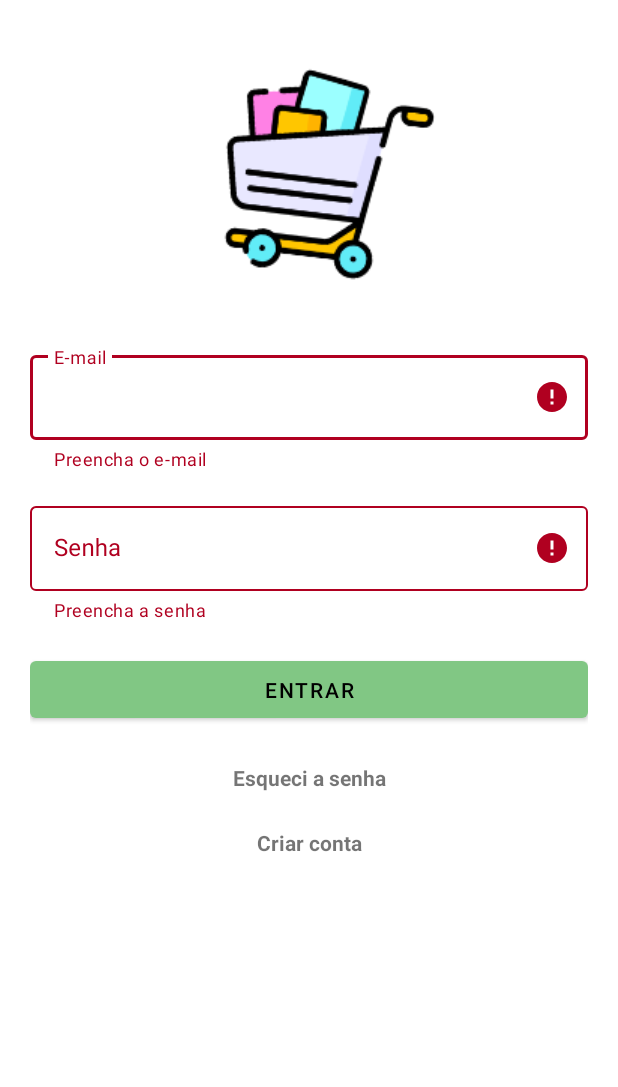
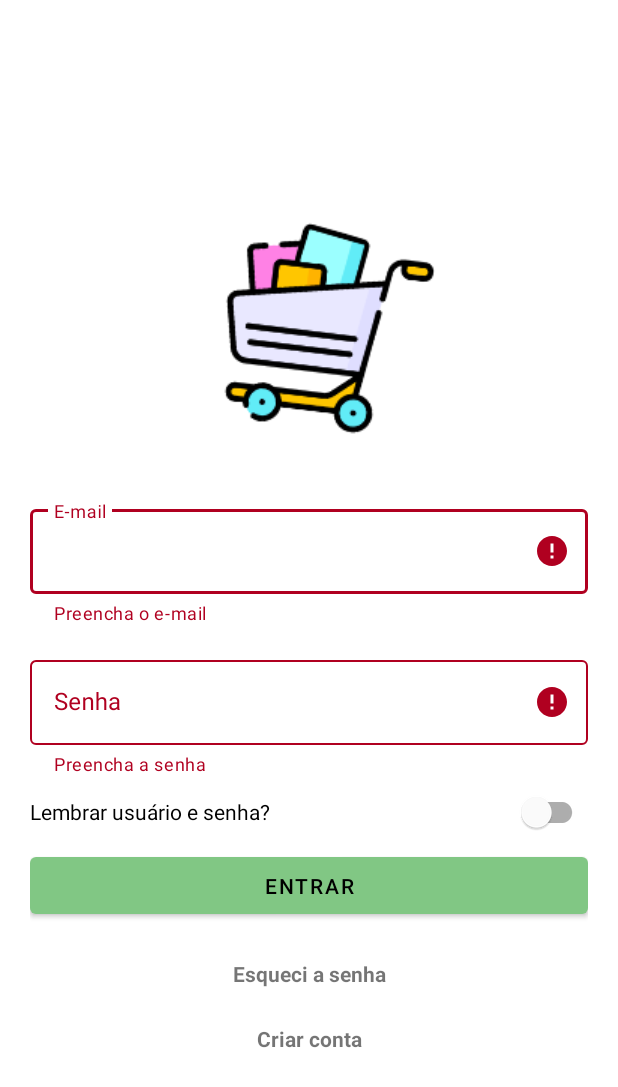
Before and after one commit to Rnnfranca/mais-barato-app, an Android app: the screen it shows after launch (MainActivity), after a tap on "ENTRAR", on a phone screen of 412 x 824 dp. Shown: the top 1087 px of the screen. Run offline under Robolectric (Android 15) with nearby library versions, the phone set to English and light mode, and no system bars; our stand-ins replace Dagger/Hilt's generated code, Firebase (no records; nobody signed in at launch, a user with empty details on screens opened directly), navigation-ui.

Commit message:
ajustes na toolbar e melhoria na tela de login

```diff
--- a/app/build.gradle
+++ b/app/build.gradle
@@ -97,4 +97,6 @@ dependencies {
     implementation "androidx.hilt:hilt-lifecycle-viewmodel:1.0.0-alpha03"
     kapt "androidx.hilt:hilt-compiler:1.0.0"
 
+
+    implementation "androidx.datastore:datastore-preferences:1.0.0"
 }
--- /dev/null
+++ b/app/src/main/java/com/example/maisbarato/model/LoginUsuario.kt
@@ -0,0 +1,6 @@
+package com.example.maisbarato.model
+
+data class LoginUsuario(
+    val email: String? = null,
+    val password: String? = null
+)
--- /dev/null
+++ b/app/src/main/java/com/example/maisbarato/repository/DataStoreRepository.kt
@@ -0,0 +1,65 @@
+package com.example.maisbarato.repository
+
+import android.content.Context
+import androidx.datastore.core.DataStore
+import androidx.datastore.preferences.core.Preferences
+import androidx.datastore.preferences.core.edit
+import androidx.datastore.preferences.preferencesDataStore
+import com.example.maisbarato.model.LoginUsuario
+import com.example.maisbarato.util.PREFERENCE_EMAIL_KEY
+import com.example.maisbarato.util.PREFERENCE_SENHA_KEY
+import com.example.maisbarato.util.PREFERENCE_SWITCH_STATUS_KEY
+import kotlinx.coroutines.flow.Flow
+import kotlinx.coroutines.flow.catch
+import kotlinx.coroutines.flow.map
+
+private val Context.dataStore: DataStore<Preferences> by preferencesDataStore(name = "mais_barato_app_preferences")
+
+
+class DataStoreRepository(private val context: Context) {
+
+    fun getLoginUsuario(): Flow<RepositoryResult<LoginUsuario>> =
+        context.dataStore.data.catch {
+            RepositoryResult.Error(
+                it.message.toString()
+            )
+        }.map { settings ->
+            RepositoryResult.Success(
+                LoginUsuario(
+                    settings[PREFERENCE_EMAIL_KEY],
+                    settings[PREFERENCE_SENHA_KEY]
+                )
+            )
+        }
+
+    suspend fun salvaLoginUsuario(email: String, senha: String) {
+        context.dataStore.edit { settings ->
+            settings[PREFERENCE_EMAIL_KEY] = email
+            settings[PREFERENCE_SENHA_KEY] = senha
+        }
+    }
+
+    suspend fun limpaLoginSalvo() {
+        context.dataStore.edit { settings ->
+            settings[PREFERENCE_EMAIL_KEY] = ""
+            settings[PREFERENCE_SENHA_KEY] = ""
+        }
+    }
+
+    suspend fun salvaSwitchLoginStatus(status: Boolean) {
+        context.dataStore.edit { settings ->
+            settings[PREFERENCE_SWITCH_STATUS_KEY] = status
+        }
+    }
+
+    fun getSwitchLoginStatus(): Flow<RepositoryResult<Boolean>> =
+        context.dataStore.data.catch {
+            RepositoryResult.Error(
+                it.message.toString()
+            )
+        }.map { settings ->
+            RepositoryResult.Success(
+                settings[PREFERENCE_SWITCH_STATUS_KEY] ?: false
+            )
+        }
+}
--- a/app/src/main/java/com/example/maisbarato/util/Constants.kt
+++ b/app/src/main/java/com/example/maisbarato/util/Constants.kt
@@ -1,3 +1,9 @@
 package com.example.maisbarato.util
 
+import androidx.datastore.preferences.core.booleanPreferencesKey
+import androidx.datastore.preferences.core.stringPreferencesKey
+
 const val OFERTA_COLLECTION = "oferta"
+val PREFERENCE_EMAIL_KEY = stringPreferencesKey("email_data_key")
+val PREFERENCE_SENHA_KEY = stringPreferencesKey("senha_data_key")
+val PREFERENCE_SWITCH_STATUS_KEY = booleanPreferencesKey("switch_status_key")
--- a/app/src/main/java/com/example/maisbarato/view/LoginFragment.kt
+++ b/app/src/main/java/com/example/maisbarato/view/LoginFragment.kt
@@ -5,10 +5,15 @@ import android.util.Log
 import android.view.LayoutInflater
 import android.view.View
 import android.view.ViewGroup
+import android.widget.Toast
+import android.widget.Toast.LENGTH_LONG
 import androidx.core.widget.doAfterTextChanged
 import androidx.fragment.app.Fragment
+import androidx.fragment.app.viewModels
 import androidx.navigation.fragment.findNavController
 import com.example.maisbarato.databinding.FragmentLoginBinding
+import com.example.maisbarato.util.StateViewResult
+import com.example.maisbarato.viewmodel.LoginViewModel
 import com.google.android.material.dialog.MaterialAlertDialogBuilder
 import com.google.firebase.auth.FirebaseAuth
 
@@ -17,14 +22,10 @@ class LoginFragment : Fragment() {
     private var _binding: FragmentLoginBinding? = null
     private val binding get() = _binding!!
 
+    private val viewModel: LoginViewModel by viewModels()
+
     private var auth: FirebaseAuth = FirebaseAuth.getInstance()
     private val TAG = "CadastroFragment"
-
-
-    override fun onCreate(savedInstanceState: Bundle?) {
-        super.onCreate(savedInstanceState)
-
-    }
 
     override fun onCreateView(
         inflater: LayoutInflater, container: ViewGroup?,
@@ -32,6 +33,11 @@ class LoginFragment : Fragment() {
     ): View {
         // Inflate the layout for this fragment
         _binding = FragmentLoginBinding.inflate(inflater, container, false)
+        viewModel.getLogin()
+        viewModel.getSwitchLoginStatus()
+
+        observers()
+
         return binding.root
     }
 
@@ -47,37 +53,25 @@ class LoginFragment : Fragment() {
 
         binding.btnEntrar.setOnClickListener {
 
-            binding.inputEmailLogin.error = if(binding.editTextEmailLogin.text.isNullOrEmpty()) {
+            val email = binding.editTextEmailLogin.text
+            val senha = binding.editTextSenhaLogin.text
+
+            binding.inputEmailLogin.error = if(email.isNullOrEmpty()) {
                 "Preencha o e-mail"
             } else {
                 null
             }
 
-            binding.inputSenhaLogin.error = if(binding.editTextSenhaLogin.text.isNullOrEmpty()) {
+            binding.inputSenhaLogin.error = if(senha.isNullOrEmpty()) {
                 "Preencha a senha"
             } else {
                 null
             }
 
-            if (!binding.editTextEmailLogin.text.isNullOrEmpty() && !binding.editTextSenhaLogin.text.isNullOrEmpty()) {
-                auth.signInWithEmailAndPassword(
-                    binding.editTextEmailLogin.text.toString(),
-                    binding.editTextSenhaLogin.text.toString()
-                ).addOnCompleteListener { task ->
-                    if (task.isSuccessful) {
-                        val actions = LoginFragmentDirections.actionLoginFragmentToListaOfertasFragment()
-                        findNavController().navigate(actions)
-                    } else {
-                        Log.w(TAG, "signInWithEmail:failure", task.exception)
-                        MaterialAlertDialogBuilder(requireContext())
-                            .setTitle("Falha na autenticação")
-                            .setMessage("Usuário e/ou senha inválido")
-                            .setNeutralButton("Ok") { dialog, which ->
+            if (!email.isNullOrEmpty() && !senha.isNullOrEmpty()) {
 
-                            }
-                            .show()
-                    }
-                }
+                viewModel.login(email.toString(), senha.toString())
+
             }
 
 
@@ -89,6 +83,89 @@ class LoginFragment : Fragment() {
         }
     }
 
+    private fun observers() {
+
+        viewModel.stateView.observe(viewLifecycleOwner) { singleLiveEvent ->
+            singleLiveEvent.getContentIfNotHandled()?.also { stateViewResult ->
+
+                when (stateViewResult) {
+                    is StateViewResult.Success -> {
+                        binding.progressBar.visibility = View.GONE
+
+                        if (binding.switchLembrarLogin.isChecked) {
+                            viewModel.salvaDadosLogin(
+                                binding.editTextEmailLogin.text.toString(),
+                                binding.editTextSenhaLogin.text.toString()
+                            )
+                        } else {
+                            viewModel.limpaLoginSalvo()
+                        }
+
+                        viewModel.salvaSwitchLoginStatus(binding.switchLembrarLogin.isChecked)
+
+                        val actions = LoginFragmentDirections.actionLoginFragmentToListaOfertasFragment()
+                        findNavController().navigate(actions)
+
+                    }
+                    is StateViewResult.Error -> {
+                        binding.progressBar.visibility = View.GONE
+                        binding.btnEntrar.visibility = View.VISIBLE
+
+                        binding.textEsqueciSenha.isClickable = true
+                        binding.textCriarConta.isClickable = true
+
+                        Log.e(TAG, stateViewResult.errorMsg)
+                        MaterialAlertDialogBuilder(requireContext())
+                            .setTitle("Falha na autenticação")
+                            .setMessage("Usuário e/ou senha inválido")
+                            .setNeutralButton("Ok") { dialog, which ->
+
+                            }
+                            .show()
+
+                    }
+                    is StateViewResult.Loading -> {
+                        binding.progressBar.visibility = View.VISIBLE
+                        binding.btnEntrar.visibility = View.INVISIBLE
+
+                        binding.textEsqueciSenha.isClickable = false
+                        binding.textCriarConta.isClickable = false
+                    }
+                }
+            }
+
+        }
+
+        viewModel.loginUsuario.observe(viewLifecycleOwner) { singleLiveEvent ->
+            singleLiveEvent.getContentIfNotHandled()?.also {  stateViewResult ->
+
+                when (stateViewResult) {
+                    is StateViewResult.Success -> {
+                        binding.editTextEmailLogin.setText(stateViewResult.result.email)
+                        binding.editTextSenhaLogin.setText(stateViewResult.result.password)
+                    }
+                    is StateViewResult.Error -> {
+                        Toast.makeText(requireContext(), stateViewResult.errorMsg, LENGTH_LONG).show()
+                    }
+                }
+            }
+        }
+
+        viewModel.switchStatus.observe(viewLifecycleOwner) { singleLiveEvent ->
+            singleLiveEvent.getContentIfNotHandled()?.also { stateViewResult ->
+
+                when (stateViewResult) {
+                    is StateViewResult.Success -> {
+                        binding.switchLembrarLogin.isChecked = stateViewResult.result
+                    }
+                    is StateViewResult.Error -> {
+                        Toast.makeText(requireContext(), stateViewResult.errorMsg, LENGTH_LONG).show()
+                    }
+                }
+            }
+        }
+    }
+
     override fun onDestroy() {
         super.onDestroy()
         _binding = null
--- /dev/null
+++ b/app/src/main/java/com/example/maisbarato/viewmodel/LoginViewModel.kt
@@ -0,0 +1,157 @@
+package com.example.maisbarato.viewmodel
+
+import android.app.Application
+import android.util.Log
+import androidx.lifecycle.*
+import com.example.maisbarato.model.LoginUsuario
+import com.example.maisbarato.repository.DataStoreRepository
+import com.example.maisbarato.repository.RepositoryResult
+import com.example.maisbarato.util.SingleLiveEvent
+import com.example.maisbarato.util.StateViewResult
+import com.google.firebase.auth.FirebaseAuth
+import kotlinx.coroutines.CoroutineDispatcher
+import kotlinx.coroutines.Dispatchers
+import kotlinx.coroutines.flow.collect
+import kotlinx.coroutines.launch
+
+class LoginViewModel(application: Application) : AndroidViewModel(application), LifecycleObserver {
+
+    private val TAG = "LoginViewModel"
+
+    private val dataStore = DataStoreRepository(application)
+    private var auth: FirebaseAuth = FirebaseAuth.getInstance()
+
+
+    private val _stateView = MutableLiveData<SingleLiveEvent<StateViewResult<Any>>>()
+    val stateView: LiveData<SingleLiveEvent<StateViewResult<Any>>> get() =  _stateView
+
+    private val _loginUsuario = MutableLiveData<SingleLiveEvent<StateViewResult<LoginUsuario>>>()
+    val loginUsuario: LiveData<SingleLiveEvent<StateViewResult<LoginUsuario>>> = _loginUsuario
+
+    private val _switchStatus = MutableLiveData<SingleLiveEvent<StateViewResult<Boolean>>>()
+    val switchStatus: LiveData<SingleLiveEvent<StateViewResult<Boolean>>> = _switchStatus
+
+    fun login(email: String, senha: String,) {
+        _stateView.postValue(SingleLiveEvent(StateViewResult.Loading))
+        viewModelScope.launch {
+            auth.signInWithEmailAndPassword(
+                email,
+                senha
+            ).addOnCompleteListener { task ->
+                if (task.isSuccessful) {
+
+                    _stateView.postValue(
+                        SingleLiveEvent(
+                            StateViewResult.Success(result = task)
+                        )
+                    )
+                } else {
+                    _stateView.postValue(
+                        SingleLiveEvent(
+                            StateViewResult.Error(
+                                errorMsg = task.exception.toString()
+                            )
+                        )
+                    )
+                }
+            }
+        }
+
+    }
+
+    fun salvaDadosLogin(
+        email: String,
+        senha: String,
+        dispatcher: CoroutineDispatcher = Dispatchers.IO
+    ) {
+        viewModelScope.launch(dispatcher) {
+            try {
+                dataStore.salvaLoginUsuario(email, senha)
+            } catch (e: Exception) {
+                Log.d(TAG, e.message ?: "Erro ao salvar login usuário")
+            }
+        }
+    }
+
+    fun getLogin(dispatcher: CoroutineDispatcher = Dispatchers.IO) {
+        viewModelScope.launch(dispatcher) {
+            dataStore.getLoginUsuario().collect { repositoryResult ->
+                when(repositoryResult) {
+                    is RepositoryResult.Success -> {
+                        if (!repositoryResult.result.email.isNullOrBlank()) {
+                            _loginUsuario.postValue(
+                                SingleLiveEvent(
+                                    StateViewResult.Success(
+                                        repositoryResult.result
+                                    )
+                                )
+                            )
+                        }
+                    }
+
+                    is RepositoryResult.Error -> {
+                        Log.e(TAG, repositoryResult.error)
+
+                        _loginUsuario.postValue(
+                            SingleLiveEvent(
+                                StateViewResult.Error(
+                                    "Não foi possível recuperar os dados de login"
+                                )
+                            )
+                        )
+                    }
+                }
+            }
+        }
+    }
+
+    fun limpaLoginSalvo(dispatcher: CoroutineDispatcher = Dispatchers.IO) {
+        viewModelScope.launch(dispatcher) {
+            try {
+                dataStore.limpaLoginSalvo()
+            } catch (e: Exception) {
+                Log.e(TAG, e.toString())
+            }
+        }
+    }
+
+    fun salvaSwitchLoginStatus(status: Boolean, dispatcher: CoroutineDispatcher = Dispatchers.IO) {
+        viewModelScope.launch(dispatcher) {
+            try {
+                dataStore.salvaSwitchLoginStatus(status)
+            } catch (e: Exception) {
+                Log.e(TAG, e.toString())
+            }
+        }
+    }
+
+    fun getSwitchLoginStatus(dispatcher: CoroutineDispatcher = Dispatchers.IO) {
+        viewModelScope.launch(dispatcher) {
+            dataStore.getSwitchLoginStatus().collect { repositoryResult ->
+                when (repositoryResult) {
+                    is RepositoryResult.Success -> {
+                        _switchStatus.postValue(
+                            SingleLiveEvent(
+                                StateViewResult.Success(
+                                    repositoryResult.result
+                                )
+                            )
+                        )
+                    }
+
+                    is RepositoryResult.Error -> {
+                        Log.e(TAG, repositoryResult.error)
+
+                        _switchStatus.postValue(
+                            SingleLiveEvent(
+                                StateViewResult.Error(
+                                    "Não foi possível recuperar o status do switch"
+                                )
+                            )
+                        )
+                    }
+                }
+            }
+        }
+    }
+}
--- a/app/src/main/res/layout/activity_main.xml
+++ b/app/src/main/res/layout/activity_main.xml
@@ -17,19 +17,23 @@
         app:layout_constraintStart_toStartOf="parent"
         app:popupTheme="@style/ThemeOverlay.AppCompat.Light"/>
 
-
-
-    <androidx.fragment.app.FragmentContainerView
-        android:id="@+id/nav_host_fragment"
-        android:name="androidx.navigation.fragment.NavHostFragment"
+    <FrameLayout
         android:layout_width="match_parent"
         android:layout_height="0dp"
-        android:scrollbars="vertical"
-        app:defaultNavHost="true"
-        app:layoutManager="LinearLayoutManager"
-        app:navGraph="@navigation/nav_graph"
         app:layout_constraintTop_toBottomOf="@id/my_toolbar"
-        app:layout_constraintBottom_toBottomOf="parent" />
+        app:layout_constraintBottom_toBottomOf="parent">
+
+        <androidx.fragment.app.FragmentContainerView
+            android:id="@+id/nav_host_fragment"
+            android:name="androidx.navigation.fragment.NavHostFragment"
+            android:layout_width="match_parent"
+            android:layout_height="match_parent"
+            android:scrollbars="vertical"
+            app:defaultNavHost="true"
+            app:layoutManager="LinearLayoutManager"
+            app:navGraph="@navigation/nav_graph" />
+    </FrameLayout>
+
 
 
 </androidx.constraintlayout.widget.ConstraintLayout>
--- a/app/src/main/res/layout/fragment_login.xml
+++ b/app/src/main/res/layout/fragment_login.xml
@@ -1,90 +1,114 @@
 <?xml version="1.0" encoding="utf-8"?>
-<androidx.core.widget.NestedScrollView xmlns:android="http://schemas.android.com/apk/res/android"
-    xmlns:tools="http://schemas.android.com/tools"
+<androidx.constraintlayout.widget.ConstraintLayout xmlns:android="http://schemas.android.com/apk/res/android"
+    xmlns:app="http://schemas.android.com/apk/res-auto"
     android:layout_width="match_parent"
     android:layout_height="match_parent"
-    xmlns:app="http://schemas.android.com/apk/res-auto"
-    tools:context=".view.LoginFragment">
+    android:paddingStart="20dp"
+    android:paddingEnd="20dp">
 
-    <androidx.constraintlayout.widget.ConstraintLayout
+    <ProgressBar
+        android:id="@+id/progress_bar"
+        style="?android:progressBarStyle"
         android:layout_width="match_parent"
-        android:layout_height="match_parent"
-        android:padding="20dp">
+        android:layout_height="wrap_content"
+        android:visibility="gone"
+        app:layout_constraintBottom_toTopOf="@+id/text_esqueci_senha"
+        app:layout_constraintStart_toStartOf="parent"
+        app:layout_constraintTop_toBottomOf="@+id/switch_lembrar_login" />
 
     <ImageView
         android:id="@+id/logo"
         android:layout_width="wrap_content"
         android:layout_height="wrap_content"
         android:src="@drawable/logo"
+        android:importantForAccessibility="no"
+        app:layout_constraintBottom_toTopOf="@+id/input_email_login"
+        app:layout_constraintEnd_toEndOf="parent"
+        app:layout_constraintHorizontal_bias="0.5"
+        app:layout_constraintStart_toStartOf="parent"
         app:layout_constraintTop_toTopOf="parent"
-            app:layout_constraintStart_toStartOf="parent"
-            app:layout_constraintEnd_toEndOf="parent" />
+        app:layout_constraintVertical_chainStyle="packed" />
 
     <com.google.android.material.textfield.TextInputLayout
         android:id="@+id/input_email_login"
+        style="@style/Widget.MaterialComponents.TextInputLayout.OutlinedBox"
         android:layout_width="match_parent"
         android:layout_height="wrap_content"
-            android:hint="E-mail"
-            style="@style/Widget.MaterialComponents.TextInputLayout.OutlinedBox"
+        android:hint="@string/e_mail"
+        app:layout_constraintBottom_toTopOf="@+id/input_senha_login"
         app:layout_constraintStart_toStartOf="parent"
-            app:layout_constraintTop_toBottomOf="@id/logo">
+        app:layout_constraintTop_toBottomOf="@+id/logo">
 
         <com.google.android.material.textfield.TextInputEditText
             android:id="@+id/edit_text_email_login"
             android:layout_width="match_parent"
             android:layout_height="wrap_content"
-                android:inputType="textEmailAddress"/>
+            android:inputType="textEmailAddress" />
 
     </com.google.android.material.textfield.TextInputLayout>
 
     <com.google.android.material.textfield.TextInputLayout
         android:id="@+id/input_senha_login"
+        style="@style/Widget.MaterialComponents.TextInputLayout.OutlinedBox"
         android:layout_width="match_parent"
         android:layout_height="wrap_content"
-            android:hint="Senha"
         android:layout_marginTop="18dp"
-            style="@style/Widget.MaterialComponents.TextInputLayout.OutlinedBox"
+        android:hint="@string/senha"
+        app:endIconMode="password_toggle"
+        app:layout_constraintBottom_toTopOf="@+id/switch_lembrar_login"
         app:layout_constraintStart_toStartOf="parent"
-            app:layout_constraintTop_toBottomOf="@id/input_email_login">
+        app:layout_constraintTop_toBottomOf="@+id/input_email_login">
 
         <com.google.android.material.textfield.TextInputEditText
             android:id="@+id/edit_text_senha_login"
             android:layout_width="match_parent"
             android:layout_height="wrap_content"
-                android:inputType="textPassword"/>
+            android:inputType="textPassword" />
 
     </com.google.android.material.textfield.TextInputLayout>
+
+    <com.google.android.material.switchmaterial.SwitchMaterial
+        android:id="@+id/switch_lembrar_login"
+        android:layout_width="match_parent"
+        android:layout_height="wrap_content"
+        android:text="@string/lembrar_login"
+        app:layout_constraintBottom_toTopOf="@+id/btn_entrar"
+        app:layout_constraintEnd_toEndOf="@id/input_senha_login"
+        app:layout_constraintTop_toBottomOf="@+id/input_senha_login" />
 
     <com.google.android.material.button.MaterialButton
         android:id="@+id/btn_entrar"
         android:layout_width="match_parent"
         android:layout_height="50dp"
-            android:text="ENTRAR"
-            android:layout_marginTop="20dp"
-            app:layout_constraintTop_toBottomOf="@id/input_senha_login"/>
+        android:text="@string/entrar"
+        app:layout_constraintBottom_toTopOf="@+id/text_esqueci_senha"
+        app:layout_constraintStart_toStartOf="parent"
+        app:layout_constraintTop_toBottomOf="@+id/switch_lembrar_login" />
 
     <TextView
         android:id="@+id/text_esqueci_senha"
         android:layout_width="wrap_content"
         android:layout_height="wrap_content"
-            android:text="Esqueci a senha"
+        android:layout_marginTop="24dp"
+        android:text="@string/esqueci_a_senha"
         android:textStyle="bold"
-            android:layout_marginTop="24dp"
-            app:layout_constraintTop_toBottomOf="@id/btn_entrar"
+        app:layout_constraintBottom_toTopOf="@+id/text_criar_conta"
+        app:layout_constraintEnd_toEndOf="parent"
+        app:layout_constraintHorizontal_bias="0.5"
         app:layout_constraintStart_toStartOf="parent"
-            app:layout_constraintEnd_toEndOf="parent"/>
+        app:layout_constraintTop_toBottomOf="@+id/btn_entrar" />
 
     <TextView
         android:id="@+id/text_criar_conta"
         android:layout_width="wrap_content"
         android:layout_height="wrap_content"
-            android:text="Criar conta"
+        android:layout_marginTop="24dp"
+        android:text="@string/criar_conta"
         android:textStyle="bold"
-            android:layout_marginTop="24dp"
-            app:layout_constraintTop_toBottomOf="@id/text_esqueci_senha"
+        app:layout_constraintBottom_toBottomOf="parent"
+        app:layout_constraintEnd_toEndOf="parent"
+        app:layout_constraintHorizontal_bias="0.5"
         app:layout_constraintStart_toStartOf="parent"
-            app:layout_constraintEnd_toEndOf="parent"
-            app:layout_constraintBottom_toBottomOf="parent"/>
+        app:layout_constraintTop_toBottomOf="@+id/text_esqueci_senha" />
 
 </androidx.constraintlayout.widget.ConstraintLayout>
-</androidx.core.widget.NestedScrollView>
--- a/app/src/main/res/values/strings.xml
+++ b/app/src/main/res/values/strings.xml
@@ -1,4 +1,9 @@
 <resources>
-    <string name="app_name">Mais Barato</string>
-    <!-- TODO: Remove or change this placeholder text -->
+    <string name="app_name" translatable="false">Mais Barato</string>
+    <string name="e_mail">E-mail</string>
+    <string name="senha">Senha</string>
+    <string name="lembrar_login">Lembrar usuário e senha?</string>
+    <string name="entrar">ENTRAR</string>
+    <string name="esqueci_a_senha">Esqueci a senha</string>
+    <string name="criar_conta">Criar conta</string>
 </resources>
```
Also changed, not shown: app/src/main/java/com/example/maisbarato/MainActivity.kt (+7 -0 lines), 2 other files. Lines whose indentation alone changed are shown as unchanged.
